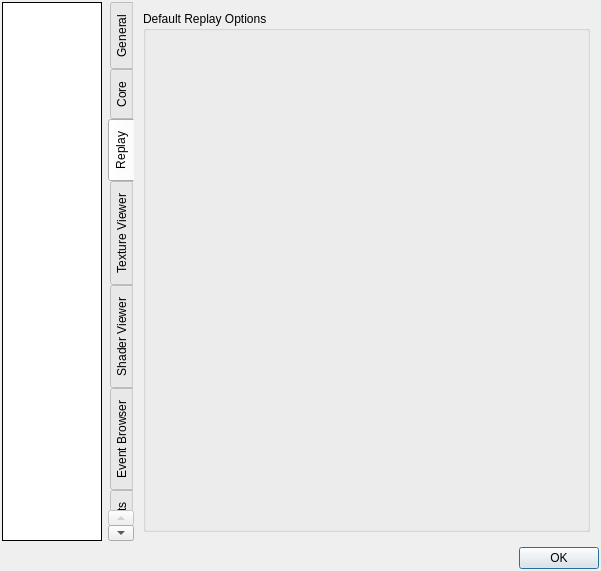
Above: qrenderdoc/Windows/Dialogs/SettingsDialog.ui from baldurk/renderdoc before the change. Below: the same form after it.
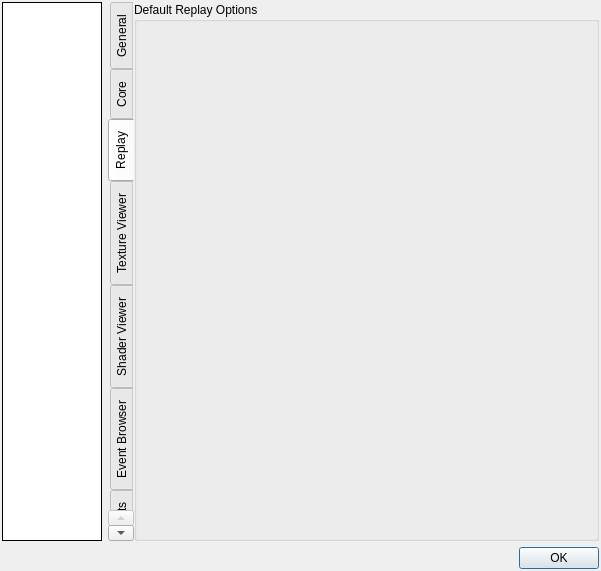
That is the form after the change. The open tabs and pages were chosen to show the change. Custom widgets are drawn as their Qt base class.

Commit message: Remove extra margin on replay settings tab

The edit to the form file:
```diff
--- a/qrenderdoc/Windows/Dialogs/SettingsDialog.ui
+++ b/qrenderdoc/Windows/Dialogs/SettingsDialog.ui
@@ -576,6 +576,18 @@
        <string>Replay</string>
       </attribute>
       <layout class="QHBoxLayout" name="horizontalLayout">
+       <property name="leftMargin">
+        <number>0</number>
+       </property>
+       <property name="topMargin">
+        <number>0</number>
+       </property>
+       <property name="rightMargin">
+        <number>0</number>
+       </property>
+       <property name="bottomMargin">
+        <number>0</number>
+       </property>
        <item>
         <widget class="QGroupBox" name="groupBox_10">
          <property name="title">
```
